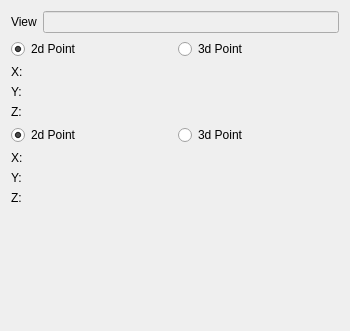
This is src/Mod/TechDraw/Gui/TaskCosmeticLine.ui in southseact-3d/fcd as Qt 5 draws it before an edit. The edited form follows.
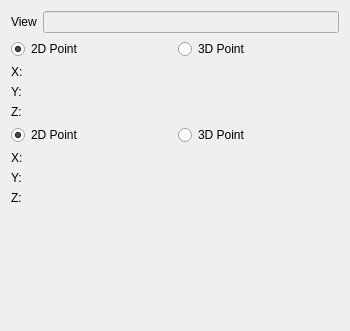
This is the edited form. Custom widgets are drawn as their Qt base class.

What changed in the file:
```diff
--- a/src/Mod/TechDraw/Gui/TaskCosmeticLine.ui
+++ b/src/Mod/TechDraw/Gui/TaskCosmeticLine.ui
@@ -58,7 +58,7 @@
      <item row="0" column="0">
       <widget class="QRadioButton" name="rb2d1">
        <property name="text">
-        <string>2d Point</string>
+        <string>2D Point</string>
        </property>
        <property name="checked">
         <bool>true</bool>
@@ -74,7 +74,7 @@
      <item row="0" column="1">
       <widget class="QRadioButton" name="rb3d1">
        <property name="text">
-        <string>3d Point</string>
+        <string>3D Point</string>
        </property>
        <property name="autoExclusive">
         <bool>true</bool>
@@ -137,7 +137,7 @@
      <item row="0" column="0">
       <widget class="QRadioButton" name="rb2d2">
        <property name="text">
-        <string>2d Point</string>
+        <string>2D Point</string>
        </property>
        <property name="checked">
         <bool>true</bool>
@@ -153,7 +153,7 @@
      <item row="0" column="1">
       <widget class="QRadioButton" name="rb3d2">
        <property name="text">
-        <string>3d Point</string>
+        <string>3D Point</string>
        </property>
        <property name="autoExclusive">
         <bool>true</bool>
```
